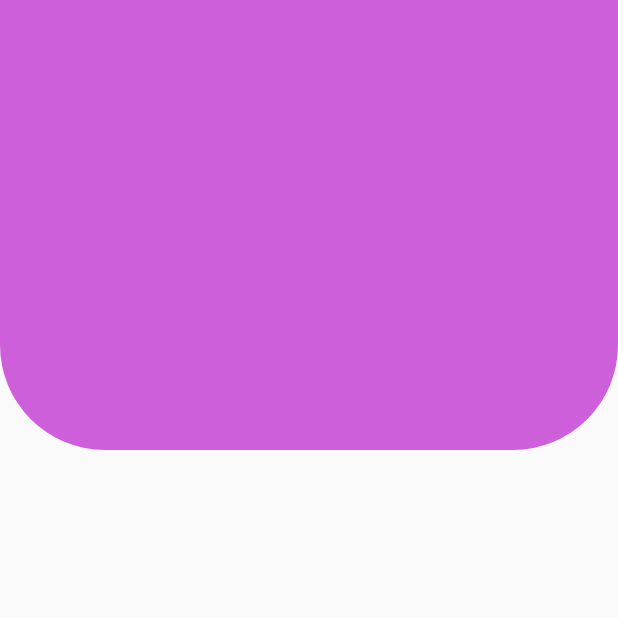
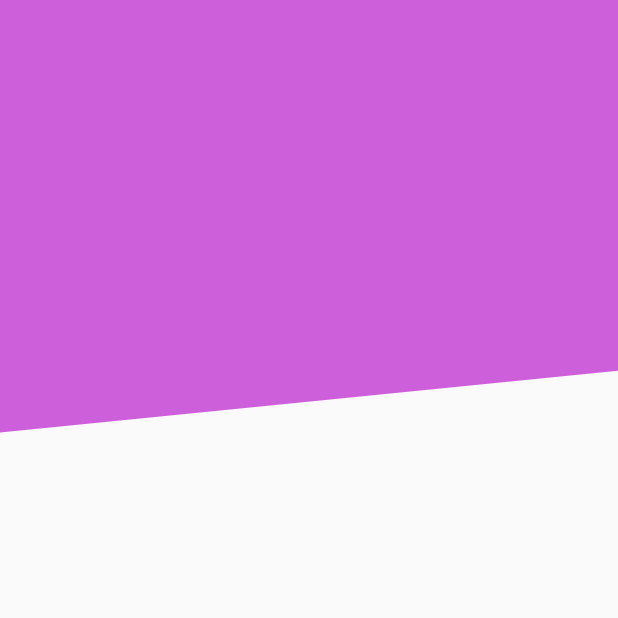
Before and after one commit to SamaritanoDev/flutterDisenosAnimaciones, a Flutter app: the screen it shows after launch, on a phone screen of 412 x 824 dp, the top half of it. Run offline on Flutter 3.47's test engine with Material 2 defaults, Android fonts, the light colour scheme and no system bars.

Commit message:
header diagonal

```diff
--- a/apppapeldeparede/lib/src/pages/header_page.dart
+++ b/apppapeldeparede/lib/src/pages/header_page.dart
@@ -7,7 +7,7 @@ class HeadersPage extends StatelessWidget {
   @override
   Widget build(BuildContext context) {
     return Scaffold(
-      body: HeaderBorderRedondeados(),
+      body: HeaderDiagonal(),
     );
   }
 }
--- a/apppapeldeparede/lib/src/widgets/headers.dart
+++ b/apppapeldeparede/lib/src/widgets/headers.dart
@@ -24,3 +24,45 @@ class HeaderBorderRedondeados extends StatelessWidget {
         ));
   }
 }
+
+class HeaderDiagonal extends StatelessWidget {
+  @override
+  Widget build(BuildContext context) {
+    return Container(
+      height: double.infinity,
+      width: double.infinity,
+      child: CustomPaint(
+        painter: _HeaderDiagonalPainter(),
+      ),
+    );
+  }
+}
+
+class _HeaderDiagonalPainter extends CustomPainter {
+  @override
+  void paint(Canvas canvas, Size size) {
+    final paint = new Paint();
+
+    //propiedades del lapiz
+    paint.color = Color(0xffCD60DA);
+    paint.style = PaintingStyle.fill; //fill despues
+    paint.strokeWidth = 20;
+
+    final path = new Path();
+
+    //dibujar con el path y paint
+    path.moveTo(0, size.height * 0.35);
+    path.lineTo(size.width, size.height * 0.30);
+    path.lineTo(size.width, 0);
+    path.lineTo(0,0);
+
+    //canvas dibujae el path
+    canvas.drawPath(path, paint);
+  }
+
+  @override
+  bool shouldRepaint(covariant CustomPainter oldDelegate) {
+    return true;
+    //throw UnimplementedError();
+  }
+}
```
